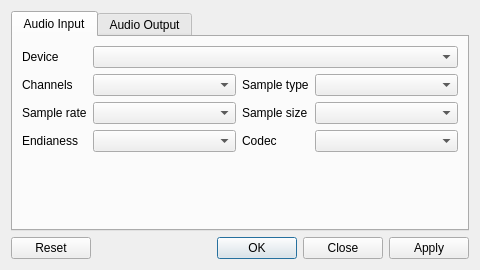
First picture: the form in src/windows/config.ui, repository sardylan/audioreceiver, before the edit.
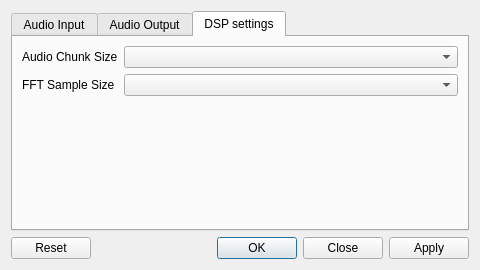
Second picture: the form after the edit. The open tabs and pages were chosen to show the change.

Commit message: Adds Audio Chunk Size and FFT Frame Size settings

Patch:
```diff
--- a/src/windows/config.ui
+++ b/src/windows/config.ui
@@ -95,8 +95,8 @@
                             <item row="3" column="3">
                                 <widget class="QComboBox" name="audioInputCodecComboBox"/>
                             </item>
-                            <item row="4" column="0">
-                                <spacer name="inputVerticalSpacer">
+                            <item row="4" column="0" colspan="4">
+                                <spacer name="audioInputVerticalSpacer">
                                     <property name="orientation">
                                         <enum>Qt::Vertical</enum>
                                     </property>
@@ -186,8 +186,48 @@
                             <item row="3" column="3">
                                 <widget class="QComboBox" name="audioOutputCodecComboBox"/>
                             </item>
-                            <item row="4" column="0">
-                                <spacer name="outputVerticalSpacer">
+                            <item row="4" column="0" colspan="4">
+                                <spacer name="audioOutputVerticalSpacer">
+                                    <property name="orientation">
+                                        <enum>Qt::Vertical</enum>
+                                    </property>
+                                    <property name="sizeHint" stdset="0">
+                                        <size>
+                                            <width>20</width>
+                                            <height>40</height>
+                                        </size>
+                                    </property>
+                                </spacer>
+                            </item>
+                        </layout>
+                    </widget>
+                    <widget class="QWidget" name="dspSettingsTab">
+                        <attribute name="title">
+                            <string>DSP settings</string>
+                        </attribute>
+                        <layout class="QGridLayout" name="dspSettingsGridLayout" rowstretch="0,0,1" columnstretch="0,1">
+                            <item row="0" column="0">
+                                <widget class="QLabel" name="dspSettingsAudioChunkSizeLabel">
+                                    <property name="text">
+                                        <string>Audio Chunk Size</string>
+                                    </property>
+                                </widget>
+                            </item>
+                            <item row="0" column="1">
+                                <widget class="QComboBox" name="dspSettingsAudioChunkSizeComboBox"/>
+                            </item>
+                            <item row="1" column="0">
+                                <widget class="QLabel" name="dspSettingsFFTSampleSizeLabel">
+                                    <property name="text">
+                                        <string>FFT Sample Size</string>
+                                    </property>
+                                </widget>
+                            </item>
+                            <item row="1" column="1">
+                                <widget class="QComboBox" name="dspSettingsFFTSampleSizeComboBox"/>
+                            </item>
+                            <item row="2" column="0" colspan="2">
+                                <spacer name="generalVerticalSpacer">
                                     <property name="orientation">
                                         <enum>Qt::Vertical</enum>
                                     </property>
```
The commit also changes 16 other files.
